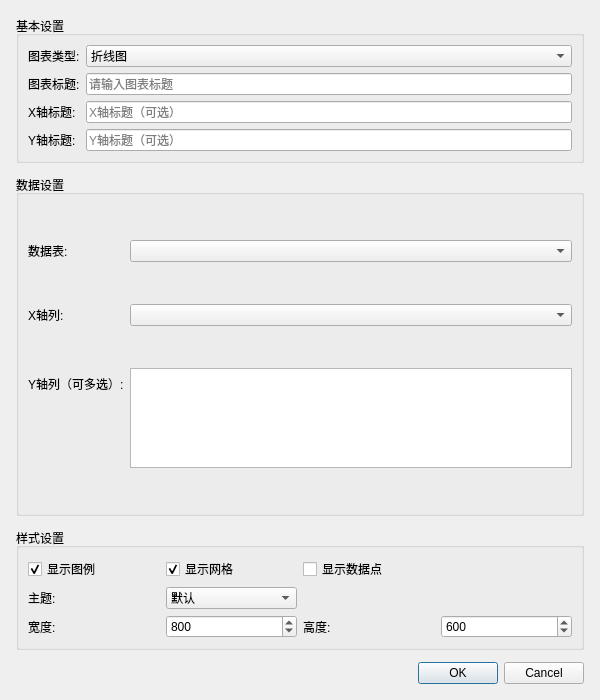
Before: the Qt Designer form src/chart/ChartConfigDialog.ui in gong1-1989/ExperimentReportTool, drawn with Qt 5.
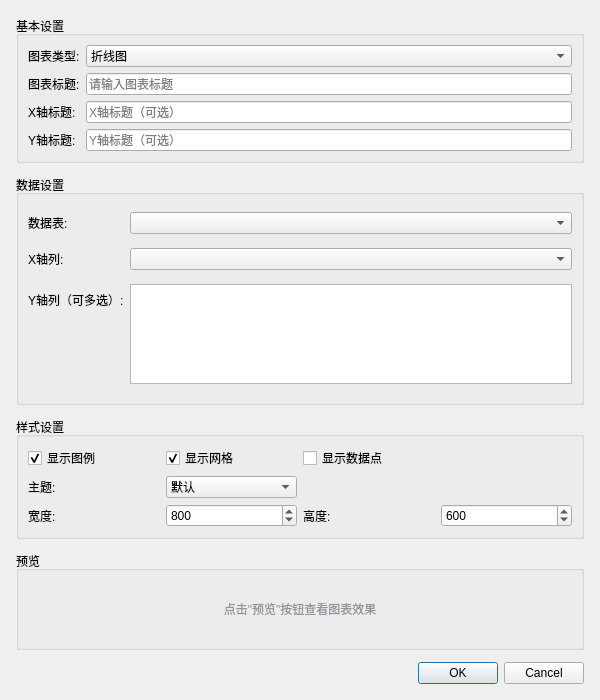
After: the same form once the commit is applied.

What changed in the file:
```diff
--- a/src/chart/ChartConfigDialog.ui
+++ b/src/chart/ChartConfigDialog.ui
@@ -72,6 +72,20 @@
      </layout>
     </widget>
    </item>
+   <item>
+    <widget class="QGroupBox" name="previewGroup">
+     <property name="title"><string>预览</string></property>
+     <layout class="QVBoxLayout" name="previewLayout">
+      <item>
+       <widget class="QLabel" name="m_previewPlaceholder">
+        <property name="text"><string>点击"预览"按钮查看图表效果</string></property>
+        <property name="alignment"><set>Qt::AlignCenter</set></property>
+        <property name="styleSheet"><string notr="true">color: #909399; padding: 20px;</string></property>
+       </widget>
+      </item>
+     </layout>
+    </widget>
+   </item>
    <item>
     <widget class="QDialogButtonBox" name="m_buttonBox">
      <property name="orientation"><enum>Qt::Horizontal</enum></property>
```
